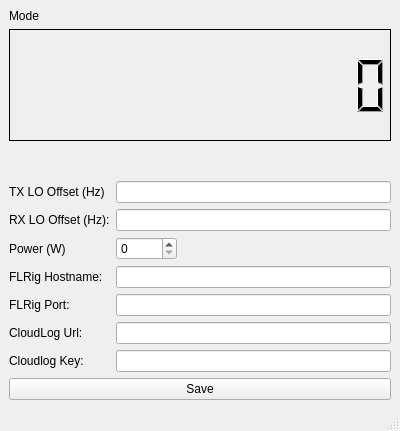
The window that cloudlogcatqt.ui (myzinsky/CloudLogCatQt) describes before a commit, drawn with Qt 5.
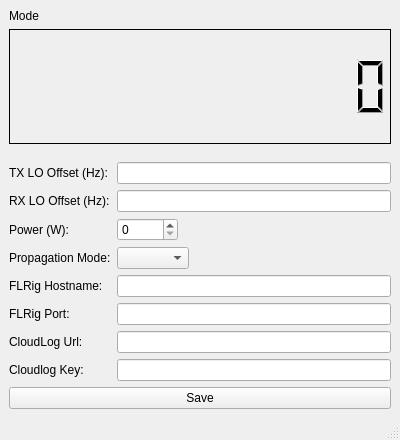
The same window after the commit.

Commit message: Add comboBox containing prop mode

Patch:
```diff
--- a/cloudlogcatqt.ui
+++ b/cloudlogcatqt.ui
@@ -7,7 +7,7 @@
     <x>0</x>
     <y>0</y>
     <width>400</width>
-    <height>431</height>
+    <height>440</height>
    </rect>
   </property>
   <property name="windowTitle">
@@ -80,7 +80,7 @@
       <item row="0" column="0">
        <widget class="QLabel" name="label_6">
         <property name="text">
-         <string>TX LO Offset (Hz)</string>
+         <string>TX LO Offset (Hz):</string>
         </property>
        </widget>
       </item>
@@ -97,7 +97,7 @@
       <item row="1" column="1">
        <widget class="QLineEdit" name="RXOffset"/>
       </item>
-      <item row="3" column="0">
+      <item row="4" column="0">
        <widget class="QLabel" name="label_1">
         <property name="maximumSize">
          <size>
@@ -110,7 +110,7 @@
         </property>
        </widget>
       </item>
-      <item row="3" column="1">
+      <item row="4" column="1">
        <widget class="QLineEdit" name="FLRigHostname">
         <property name="sizePolicy">
          <sizepolicy hsizetype="MinimumExpanding" vsizetype="Fixed">
@@ -123,7 +123,7 @@
         </property>
        </widget>
       </item>
-      <item row="4" column="0">
+      <item row="5" column="0">
        <widget class="QLabel" name="label_2">
         <property name="maximumSize">
          <size>
@@ -136,14 +136,14 @@
         </property>
        </widget>
       </item>
-      <item row="4" column="1">
+      <item row="5" column="1">
        <widget class="QLineEdit" name="FLRigPort">
         <property name="text">
          <string/>
         </property>
        </widget>
       </item>
-      <item row="5" column="0">
+      <item row="6" column="0">
        <widget class="QLabel" name="label_3">
         <property name="maximumSize">
          <size>
@@ -156,14 +156,14 @@
         </property>
        </widget>
       </item>
-      <item row="5" column="1">
+      <item row="6" column="1">
        <widget class="QLineEdit" name="cloudLogUrl">
         <property name="text">
          <string/>
         </property>
        </widget>
       </item>
-      <item row="6" column="0">
+      <item row="7" column="0">
        <widget class="QLabel" name="label_4">
         <property name="maximumSize">
          <size>
@@ -182,7 +182,7 @@
         </property>
        </widget>
       </item>
-      <item row="6" column="1">
+      <item row="7" column="1">
        <widget class="QLineEdit" name="cloudLogKey">
         <property name="text">
          <string/>
@@ -199,10 +199,20 @@
       <item row="2" column="0">
        <widget class="QLabel" name="label_7">
         <property name="text">
-         <string>Power (W)</string>
+         <string>Power (W):</string>
         </property>
        </widget>
       </item>
+      <item row="3" column="0">
+       <widget class="QLabel" name="label_8">
+        <property name="text">
+         <string>Propagation Mode:</string>
+        </property>
+       </widget>
+      </item>
+      <item row="3" column="1">
+       <widget class="QComboBox" name="propMode"/>
+      </item>
      </layout>
     </item>
    </layout>
```
The commit also changes 2 other files.
